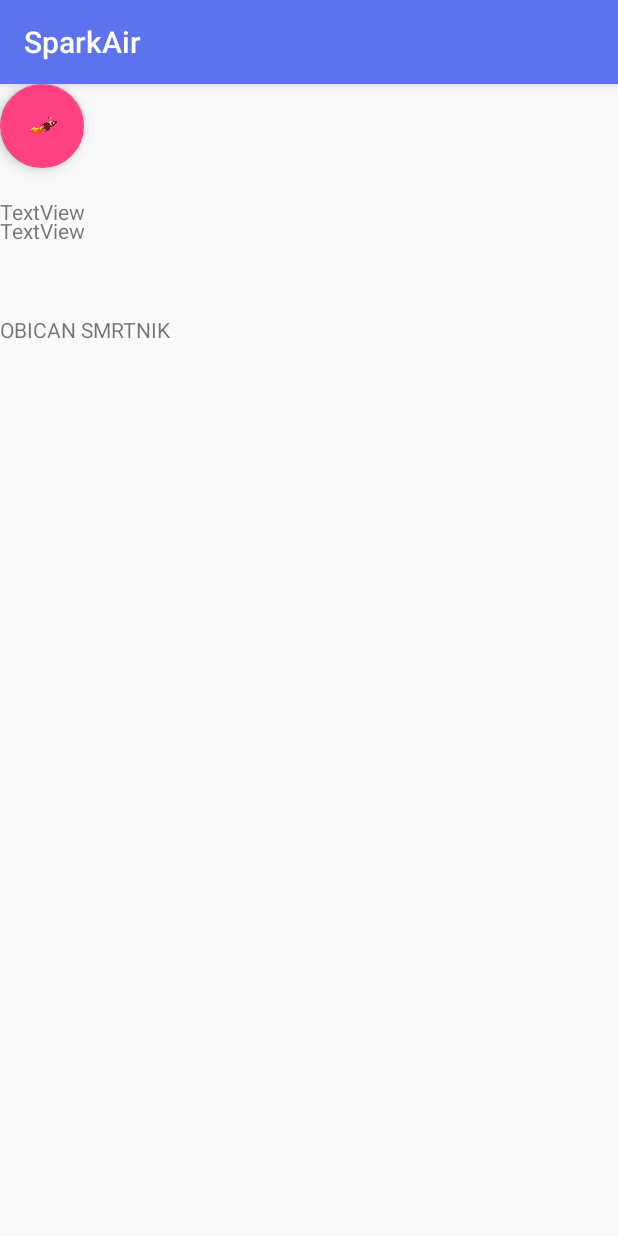
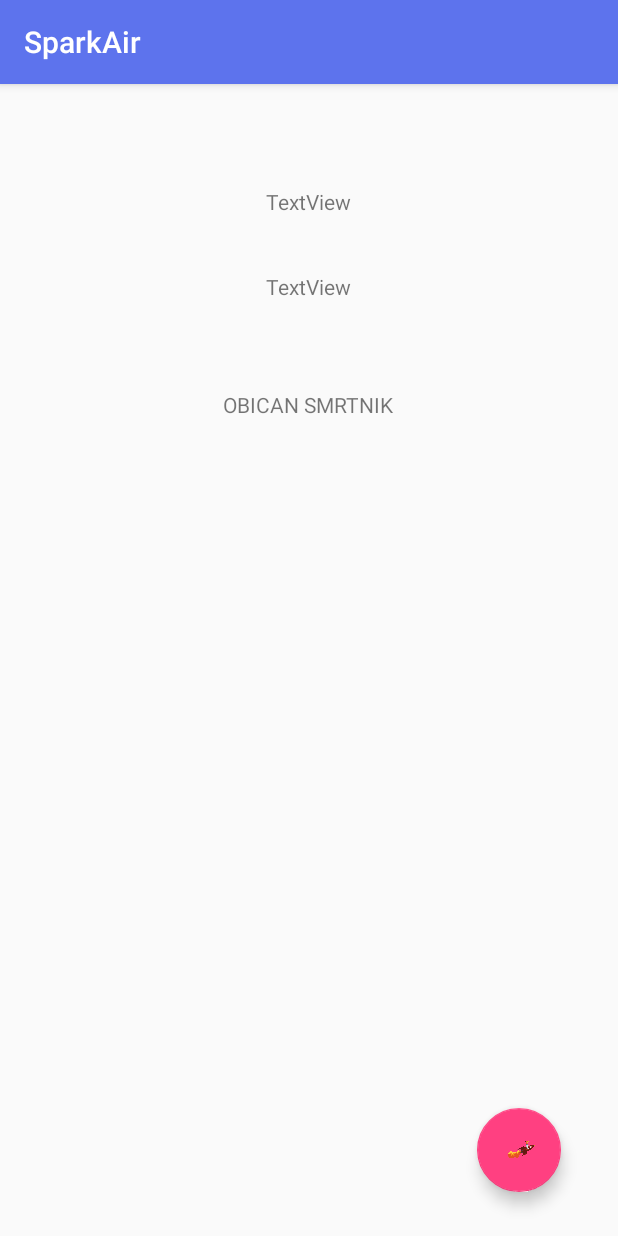
Before and after one commit to IronPavy/SparkAir, an Android app: the usernakonlogina screen opened directly, with no data from a screen before it, on a phone screen of 412 x 824 dp. Run offline under Robolectric (Android 15) with nearby library versions, the light colour scheme and no system bars; libraries missing offline, so code that uses them is left out: com.orm; pictures from the network do not load; 6 statements that could not run were skipped.

Commit message:
dodavanje letova, svasta nesto

```diff
--- a/app/src/main/res/layout/activity_usernakonlogina.xml
+++ b/app/src/main/res/layout/activity_usernakonlogina.xml
@@ -10,7 +10,9 @@
         android:id="@+id/tvnakonlogina1"
         android:layout_width="wrap_content"
         android:layout_height="wrap_content"
-        android:layout_marginTop="88dp"
+        android:layout_alignParentTop="true"
+        android:layout_centerHorizontal="true"
+        android:layout_marginTop="125dp"
         android:text="TextView"
         app:layout_constraintTop_toTopOf="parent"
         tools:layout_editor_absoluteX="163dp" />
@@ -19,7 +21,9 @@
         android:id="@+id/tvnakonlogina2"
         android:layout_width="wrap_content"
         android:layout_height="wrap_content"
-        android:layout_marginTop="75dp"
+        android:layout_above="@+id/tvnakonlogina1"
+        android:layout_centerHorizontal="true"
+        android:layout_marginBottom="-88dp"
         android:text="TextView"
         app:layout_constraintTop_toBottomOf="@+id/tvnakonlogina1"
         tools:layout_editor_absoluteX="163dp" />
@@ -28,7 +32,9 @@
         android:id="@+id/tvNakonLogina3"
         android:layout_width="wrap_content"
         android:layout_height="wrap_content"
-        android:layout_marginTop="154dp"
+        android:layout_alignParentTop="true"
+        android:layout_centerHorizontal="true"
+        android:layout_marginTop="204dp"
         android:text="TextView"
         app:layout_constraintTop_toBottomOf="@+id/tvnakonlogina2"
         tools:layout_editor_absoluteX="163dp" />
@@ -37,6 +43,10 @@
         android:id="@+id/actionButton"
         android:layout_width="wrap_content"
         android:layout_height="wrap_content"
+        android:layout_alignParentBottom="true"
+        android:layout_alignParentRight="true"
+        android:layout_marginBottom="29dp"
+        android:layout_marginRight="38dp"
         android:clickable="true"
         app:srcCompat="@drawable/sparkairlines"
         tools:layout_editor_absoluteX="304dp"
```
